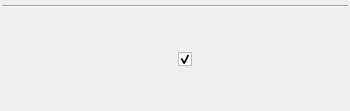
Before: the Qt Designer form ui/story_structure_character_link_widget.ui in zkovari/plotlyst, drawn with Qt 5.
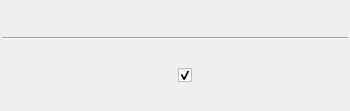
After: the same form once the commit is applied. Custom widgets are drawn as their Qt base class.

Commit message: Remove spacers from character buttons

Patch:
```diff
--- a/ui/story_structure_character_link_widget.ui
+++ b/ui/story_structure_character_link_widget.ui
@@ -11,7 +11,7 @@
    </rect>
   </property>
   <property name="sizePolicy">
-   <sizepolicy hsizetype="Maximum" vsizetype="Preferred">
+   <sizepolicy hsizetype="Maximum" vsizetype="Maximum">
     <horstretch>0</horstretch>
     <verstretch>0</verstretch>
    </sizepolicy>
@@ -60,6 +60,12 @@
    </item>
    <item>
     <widget class="QWidget" name="wdgOriginal" native="true">
+     <property name="sizePolicy">
+      <sizepolicy hsizetype="Preferred" vsizetype="Maximum">
+       <horstretch>0</horstretch>
+       <verstretch>0</verstretch>
+      </sizepolicy>
+     </property>
      <layout class="QHBoxLayout" name="horizontalLayout">
       <item>
        <widget class="Subtitle" name="widget_2" native="true">
```
The commit also changes 1 other file.
